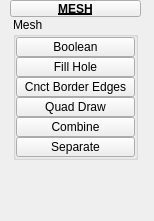
First picture: the form in tentacle/ui/uiLevel_3/polygons_mesh.ui, repository m3trik/tentacle, before the edit.
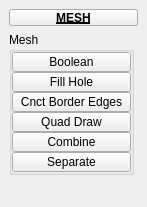
Second picture: the form after the edit. Custom widgets are drawn as their Qt base class.

Patch:
```diff
--- a/tentacle/ui/uiLevel_3/polygons_mesh.ui
+++ b/tentacle/ui/uiLevel_3/polygons_mesh.ui
@@ -9,8 +9,8 @@
    <rect>
     <x>0</x>
     <y>0</y>
-    <width>154</width>
-    <height>221</height>
+    <width>147</width>
+    <height>207</height>
    </rect>
   </property>
   <property name="minimumSize">
@@ -142,20 +142,8 @@
      </disabled>
     </palette>
    </property>
-   <widget class="QWidget" name="layoutWidget">
-    <property name="geometry">
-     <rect>
-      <x>10</x>
-      <y>0</y>
-      <width>131</width>
-      <height>206</height>
-     </rect>
-    </property>
-    <layout class="QGridLayout" name="gridLayout">
-     <property name="spacing">
-      <number>0</number>
-     </property>
-     <item row="0" column="1" colspan="2">
+   <layout class="QVBoxLayout" name="verticalLayout_2">
+    <item>
       <widget class="PushButtonDraggable" name="draggable_header">
        <property name="minimumSize">
         <size>
@@ -184,8 +172,6 @@
        </property>
       </widget>
      </item>
-     <item row="1" column="1" colspan="2">
-      <layout class="QHBoxLayout" name="horizontalLayout">
        <item>
         <layout class="QVBoxLayout" name="verticalLayout">
          <property name="spacing">
@@ -429,9 +415,6 @@
         </layout>
        </item>
       </layout>
-     </item>
-    </layout>
-   </widget>
   </widget>
  </widget>
  <customwidgets>
```
Lines whose indentation alone changed are shown as unchanged.
